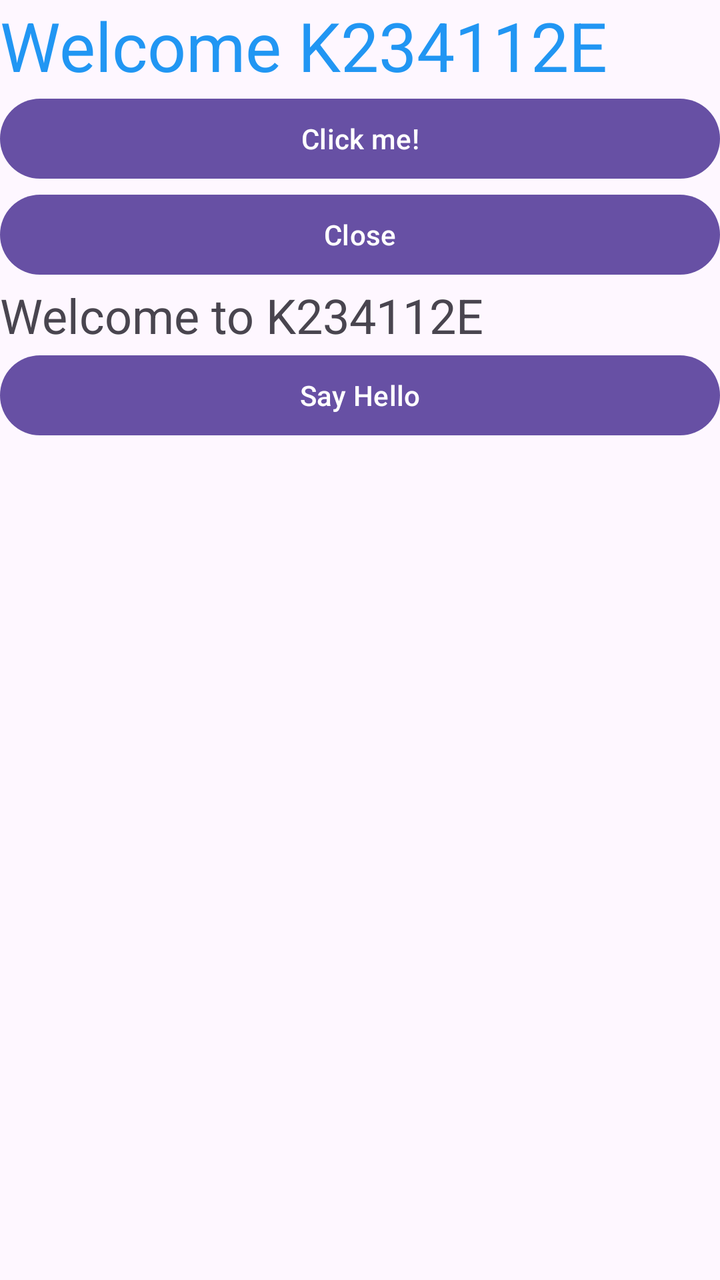
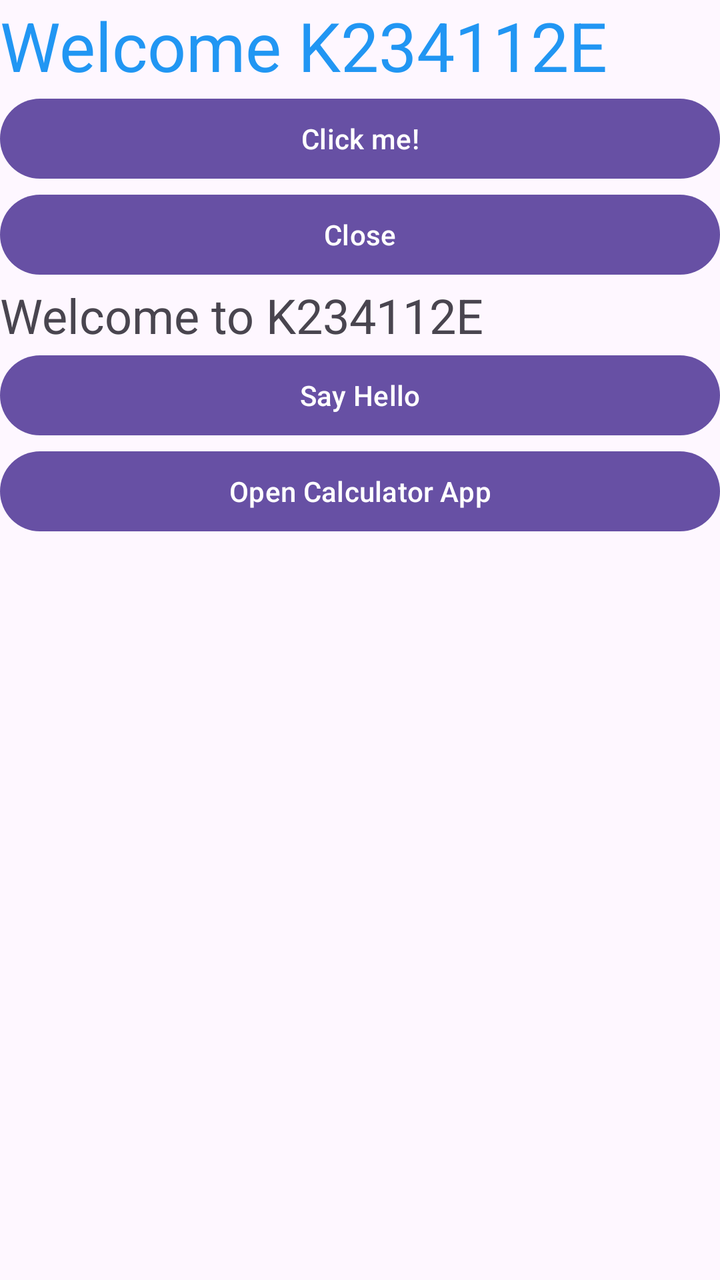

Two renders of the same Android screen: before a commit and after it. Below are the layout's source before the change and the commit's diff.
<!-- AndroidManifest.xml: application theme Theme.K234112EApp -->
<!-- res/layout/activity_main.xml -->
<?xml version="1.0" encoding="utf-8"?>
<LinearLayout xmlns:android="http://schemas.android.com/apk/res/android"
    xmlns:app="http://schemas.android.com/apk/res-auto"
    xmlns:tools="http://schemas.android.com/tools"
    android:id="@+id/textView5"
    android:layout_width="match_parent"
    android:layout_height="match_parent"
    android:orientation="vertical"
    tools:context=".MainActivity">

    <TextView
        android:id="@+id/textView"
        android:layout_width="match_parent"
        android:layout_height="wrap_content"
        android:text="Welcome K234112E"
        android:textColor="#2196F3"
        android:textSize="34sp" />

    <Button
        android:onClick="say_hello"
        android:id="@+id/button"
        android:layout_width="match_parent"
        android:layout_height="wrap_content"
        android:text="Click me!" />
    <Button
        android:onClick="close_app"
        android:layout_width="match_parent"
        android:layout_height="wrap_content"
        android:text="Close"
        />

    <TextView
        android:id="@+id/textView2"
        android:layout_width="match_parent"
        android:layout_height="wrap_content"
        android:text="@string/str_welcome"
        android:textSize="24sp" />

    <Button
        android:onClick="click_say_hello"
        android:id="@+id/button2"
        android:layout_width="match_parent"
        android:layout_height="wrap_content"
        android:text="@string/str_clickme_to_say_hello" />
</LinearLayout>
<!-- resources referenced by this layout -->
<resources>
  <string name="str_clickme_to_say_hello">Say Hello</string>
  <string name="str_welcome">Welcome to K234112E</string>
  <style name="Theme.K234112EApp" parent="Base.Theme.K234112EApp" />
  <style name="Base.Theme.K234112EApp" parent="Theme.Material3.DayNight.NoActionBar">
          
          
      </style>
</resources>

<!-- the commit's change to res/layout/activity_main.xml (unified diff, before → after) -->
@@ -2,44 +2,63 @@
 <LinearLayout xmlns:android="http://schemas.android.com/apk/res/android"
     xmlns:app="http://schemas.android.com/apk/res-auto"
     xmlns:tools="http://schemas.android.com/tools"
-    android:id="@+id/textView5"
+    android:id="@+id/main"
     android:layout_width="match_parent"
     android:layout_height="match_parent"
     android:orientation="vertical"
     tools:context=".MainActivity">
 
-    <TextView
-        android:id="@+id/textView"
+    <ScrollView
         android:layout_width="match_parent"
-        android:layout_height="wrap_content"
-        android:text="Welcome K234112E"
-        android:textColor="#2196F3"
-        android:textSize="34sp" />
+        android:layout_height="match_parent">
 
-    <Button
-        android:onClick="say_hello"
-        android:id="@+id/button"
-        android:layout_width="match_parent"
-        android:layout_height="wrap_content"
-        android:text="Click me!" />
-    <Button
-        android:onClick="close_app"
-        android:layout_width="match_parent"
-        android:layout_height="wrap_content"
-        android:text="Close"
-        />
+        <LinearLayout
+            android:layout_width="match_parent"
+            android:layout_height="wrap_content"
+            android:orientation="vertical" >
 
-    <TextView
-        android:id="@+id/textView2"
-        android:layout_width="match_parent"
-        android:layout_height="wrap_content"
-        android:text="@string/str_welcome"
-        android:textSize="24sp" />
+            <TextView
+                android:id="@+id/textView"
+                android:layout_width="match_parent"
+                android:layout_height="wrap_content"
+                android:text="Welcome K234112E"
+                android:textColor="#2196F3"
+                android:textSize="34sp" />
 
-    <Button
-        android:onClick="click_say_hello"
-        android:id="@+id/button2"
-        android:layout_width="match_parent"
-        android:layout_height="wrap_content"
-        android:text="@string/str_clickme_to_say_hello" />
+            <Button
+                android:id="@+id/button"
+                android:layout_width="match_parent"
+                android:layout_height="wrap_content"
+                android:onClick="say_hello"
+                android:text="Click me!" />
+
+            <Button
+                android:layout_width="match_parent"
+                android:layout_height="wrap_content"
+                android:onClick="close_app"
+                android:text="Close" />
+
+            <TextView
+                android:id="@+id/textView2"
+                android:layout_width="match_parent"
+                android:layout_height="wrap_content"
+                android:text="@string/str_welcome"
+                android:textSize="24sp" />
+
+            <Button
+                android:id="@+id/button2"
+                android:layout_width="match_parent"
+                android:layout_height="wrap_content"
+                android:onClick="click_say_hello"
+                android:text="@string/str_clickme_to_say_hello" />
+
+            <Button
+                android:onClick="openCalculatorApp"
+                android:id="@+id/button3"
+                android:layout_width="match_parent"
+                android:layout_height="wrap_content"
+                android:text="@string/str_open_calculator_app" />
+
+        </LinearLayout>
+    </ScrollView>
 </LinearLayout>
<!-- resource entries referenced after the edit -->
@@ -1,6 +1,7 @@
 <!-- resources referenced by this layout -->
 <resources>
   <string name="str_clickme_to_say_hello">Say Hello</string>
+  <string name="str_open_calculator_app">Open Calculator App</string>
   <string name="str_welcome">Welcome to K234112E</string>
   <style name="Theme.K234112EApp" parent="Base.Theme.K234112EApp" />
   <style name="Base.Theme.K234112EApp" parent="Theme.Material3.DayNight.NoActionBar">
